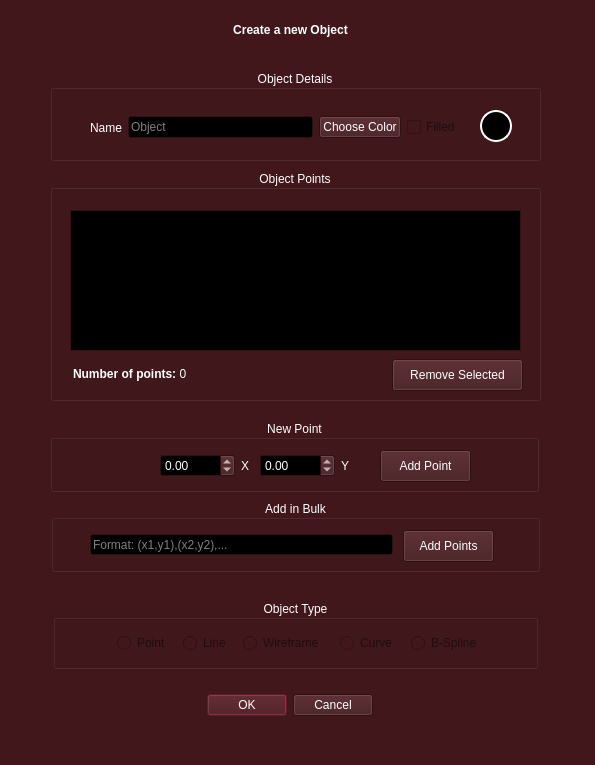
First picture: the form in SGI/view/screens/newObject.ui, repository JVSutter/Sistema-Grafico-Interativo, before the edit.
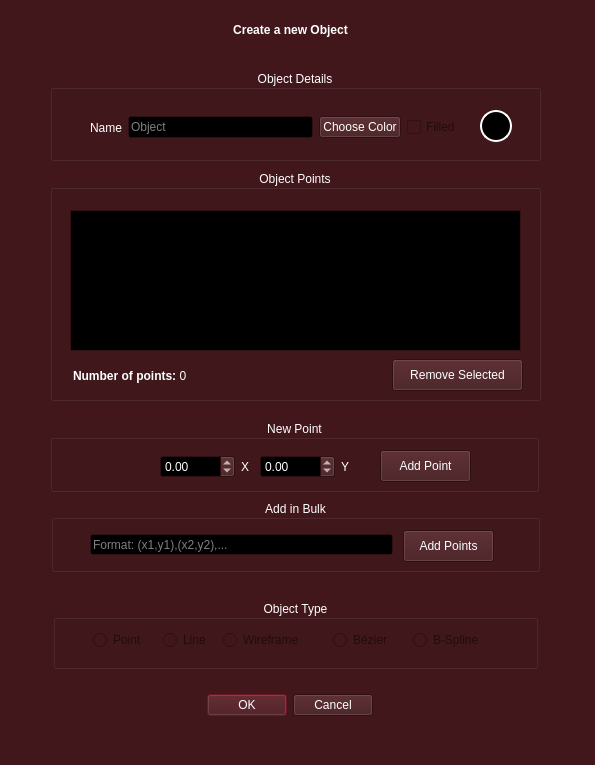
Second picture: the form after the edit.

Commit message: Curve -> Bézier, melhorando textos que estavam cortados

```diff
--- a/SGI/view/screens/newObject.ui
+++ b/SGI/view/screens/newObject.ui
@@ -599,7 +599,7 @@
       <x>23</x>
       <y>196</y>
       <width>186</width>
-      <height>16</height>
+      <height>21</height>
      </rect>
     </property>
     <property name="text">
@@ -764,8 +764,8 @@
      <rect>
       <x>210</x>
       <y>30</y>
-      <width>96</width>
-      <height>31</height>
+      <width>117</width>
+      <height>33</height>
      </rect>
     </property>
     <property name="sizePolicy">
@@ -799,8 +799,8 @@
      <rect>
       <x>110</x>
       <y>30</y>
-      <width>96</width>
-      <height>31</height>
+      <width>117</width>
+      <height>33</height>
      </rect>
     </property>
     <property name="sizePolicy">
@@ -857,14 +857,14 @@
     </property>
     <property name="geometry">
      <rect>
-      <x>287</x>
-      <y>33</y>
-      <width>61</width>
+      <x>280</x>
+      <y>30</y>
+      <width>71</width>
       <height>20</height>
      </rect>
     </property>
     <property name="text">
-     <string>Curve</string>
+     <string>Bézier</string>
     </property>
    </widget>
    <widget class="QRadioButton" name="lineRadio">
@@ -873,9 +873,9 @@
     </property>
     <property name="geometry">
      <rect>
-      <x>130</x>
-      <y>33</y>
-      <width>50</width>
+      <x>110</x>
+      <y>30</y>
+      <width>61</width>
       <height>20</height>
      </rect>
     </property>
@@ -889,9 +889,9 @@
     </property>
     <property name="geometry">
      <rect>
-      <x>64</x>
-      <y>33</y>
-      <width>56</width>
+      <x>40</x>
+      <y>30</y>
+      <width>61</width>
       <height>20</height>
      </rect>
     </property>
@@ -905,9 +905,9 @@
     </property>
     <property name="geometry">
      <rect>
-      <x>190</x>
-      <y>33</y>
-      <width>87</width>
+      <x>170</x>
+      <y>30</y>
+      <width>101</width>
       <height>20</height>
      </rect>
     </property>
@@ -921,9 +921,9 @@
     </property>
     <property name="geometry">
      <rect>
-      <x>358</x>
-      <y>33</y>
-      <width>77</width>
+      <x>360</x>
+      <y>30</y>
+      <width>91</width>
       <height>20</height>
      </rect>
     </property>
```
